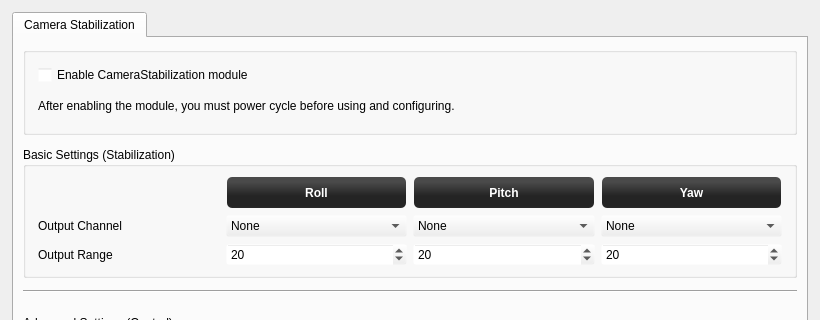
openpilot/OpenPilot, file ground/openpilotgcs/src/plugins/config/camerastabilization.ui: the form before one commit; both pictures show x 0 to 820 and y 0 to 320 of the 820 by 845 pixel window.
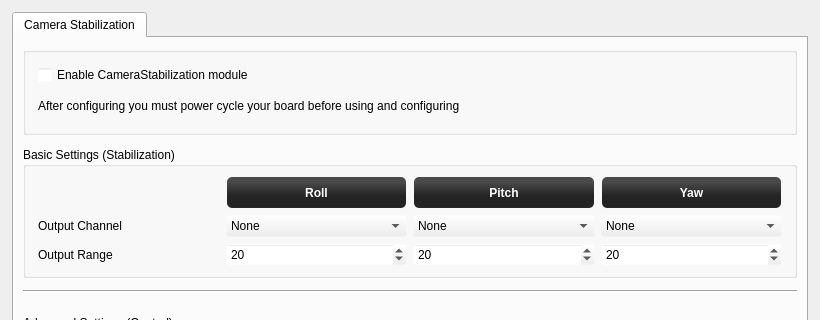
The form after the commit. Icons and pictures are not drawn.

Commit message: GCS-Several UI fixes according to beta testers reports.

The edit to the form file:
```diff
--- a/ground/openpilotgcs/src/plugins/config/camerastabilization.ui
+++ b/ground/openpilotgcs/src/plugins/config/camerastabilization.ui
@@ -131,8 +131,8 @@
            <rect>
             <x>0</x>
             <y>0</y>
-            <width>790</width>
-            <height>648</height>
+            <width>792</width>
+            <height>630</height>
            </rect>
           </property>
           <property name="autoFillBackground">
@@ -176,7 +176,7 @@
               <item>
                <widget class="QLabel" name="label_7">
                 <property name="text">
-                 <string>After enabling the module, you must power cycle before using and configuring.</string>
+                 <string>After configuring you must power cycle your board before using and configuring</string>
                 </property>
                </widget>
               </item>
```
The commit also changes 2 other files.
